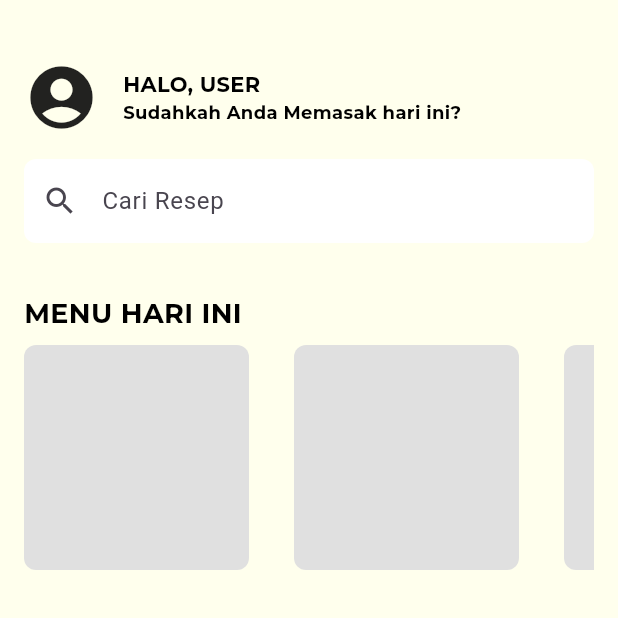
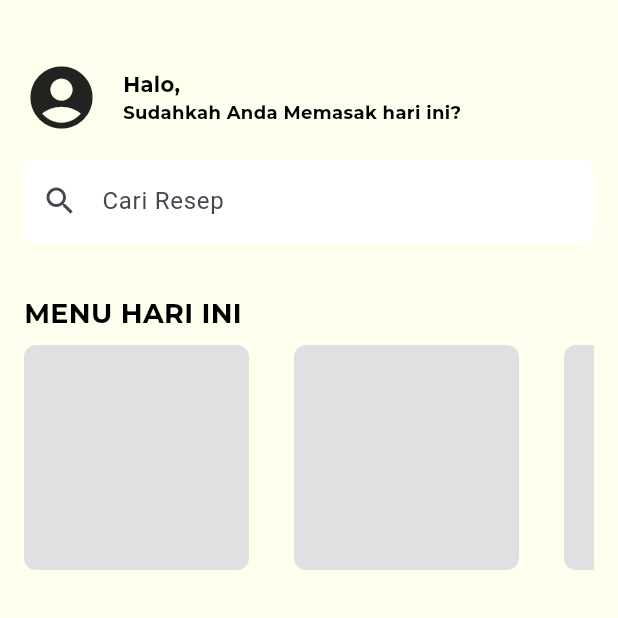
Before and after one commit to LutfiEkaprima/Nusantara-Food, a Flutter app: the BottomNav screen opened by its route, on a phone screen of 412 x 824 dp, the top half of it. Run offline on Flutter 3.47's test engine with Material 3 defaults, Android fonts, the light colour scheme and no system bars; drawn by our look-alikes of curved_labeled_navigation_bar; our stand-ins replace cloud_firestore, firebase_auth, firebase_core, firebase_storage, google_fonts, image_picker and 1 more; accounts and stored records are empty.

Commit message:
Update : adding name from user in Homescreen, and some fix

```diff
--- a/lib/main.dart
+++ b/lib/main.dart
@@ -23,7 +23,7 @@ class MyApp extends StatelessWidget {
       debugShowCheckedModeBanner: false,
       home: const LoginPage(),
       routes: {
-        '/bottomnav': (context) => const BottomNav(initialIndex: 0),
+        '/bottomnav': (context) => BottomNav(initialIndex: 0, userName: ''),
         '/reset_password': (context) => ResetPasswordPage(),
       },
     );
--- a/lib/screens/loginmenu.dart
+++ b/lib/screens/loginmenu.dart
@@ -49,7 +49,7 @@ class LoginPage extends StatelessWidget {
                         onPressed: () {
                           Navigator.push(
                             context,
-                            MaterialPageRoute(builder: (context) => const Loginform()),
+                            MaterialPageRoute(builder: (context) => Loginform()),
                           );
                         },
                         child: Container(
--- a/lib/screens/users/botnav.dart
+++ b/lib/screens/users/botnav.dart
@@ -8,8 +8,9 @@ import 'package:nusantara_food/screens/users/profile.dart';
 
 class BottomNav extends StatefulWidget {
   final int initialIndex;
+  final String userName;
 
-  const BottomNav({super.key, required this.initialIndex});
+  const BottomNav({super.key, required this.initialIndex, required this.userName});
 
   @override
   _BottomNavState createState() => _BottomNavState();
@@ -17,13 +18,6 @@ class BottomNav extends StatefulWidget {
 
 class _BottomNavState extends State<BottomNav> {
   late int _currentIndex;
-
-  final List<Widget> _screens = [
-    const HomeScreen(),
-    const KreasikuScreen(),
-    const ResepScreen(),
-    const ProfileScreen(),
-  ];
 
   @override
   void initState() {
@@ -33,6 +27,13 @@ class _BottomNavState extends State<BottomNav> {
 
   @override
   Widget build(BuildContext context) {
+    final List<Widget> _screens = [
+      HomeScreen(userName: widget.userName),
+      const KreasikuScreen(),
+      const ResepScreen(),
+      const ProfileScreen(),
+    ];
+
     return Scaffold(
       body: _screens[_currentIndex],
       bottomNavigationBar: CurvedNavigationBar(
--- a/lib/screens/users/home_screen.dart
+++ b/lib/screens/users/home_screen.dart
@@ -3,7 +3,9 @@ import 'package:nusantara_food/screens/viewresep.dart';
 import 'package:nusantara_food/utils.dart';
 
 class HomeScreen extends StatelessWidget {
-  const HomeScreen({super.key});
+  final String userName;
+
+  const HomeScreen({super.key, required this.userName});
 
   @override
   Widget build(BuildContext context) {
@@ -34,7 +36,7 @@ class HomeScreen extends StatelessWidget {
                       crossAxisAlignment: CrossAxisAlignment.start,
                       children: [
                         Text(
-                          'HALO, USER',
+                          'Halo, $userName',
                           style: textStyle(14, Colors.black, FontWeight.bold),
                         ),
                         Text(
--- a/lib/screens/users/tambahresep.dart
+++ b/lib/screens/users/tambahresep.dart
@@ -57,7 +57,6 @@ class _TambahResepState extends State<TambahResep> {
         return;
       }
 
-      // Upload image if selected
       String? imageUrl;
       if (_image != null) {
         imageUrl = await _uploadImageToStorage(_image!);
@@ -75,20 +74,18 @@ class _TambahResepState extends State<TambahResep> {
         'steps': _stepControllers.map((e) => e.text).toList(),
         'tools': _toolControllers.map((e) => e.text).toList(),
         'categories': _categoryControllers.map((e) => e.text).toList(),
-        'stepImages': _stepImages, // Tambahkan ini
+        'stepImages': _stepImages,
         'status': status,
         'createdAt': FieldValue.serverTimestamp(),
         'imageUrl': imageUrl,
       });
 
-      // Handle successful save
       ScaffoldMessenger.of(context).showSnackBar(
         SnackBar(content: Text('Resep berhasil disimpan sebagai $status')),
       );
 
       Navigator.pop(context);
     } catch (e) {
-      // Handle errors
       ScaffoldMessenger.of(context).showSnackBar(
         SnackBar(content: Text('Gagal menyimpan resep: $e')),
       );
```
Also changed, not shown: lib/screens/loginform.dart (+13 -4 lines).
